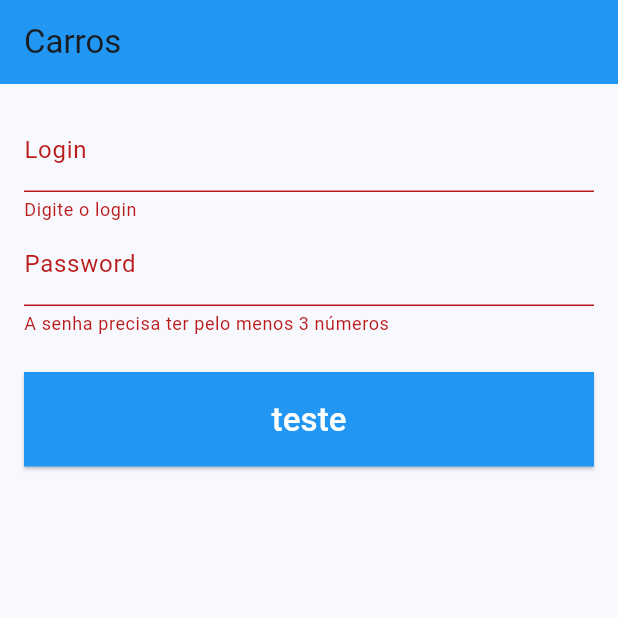
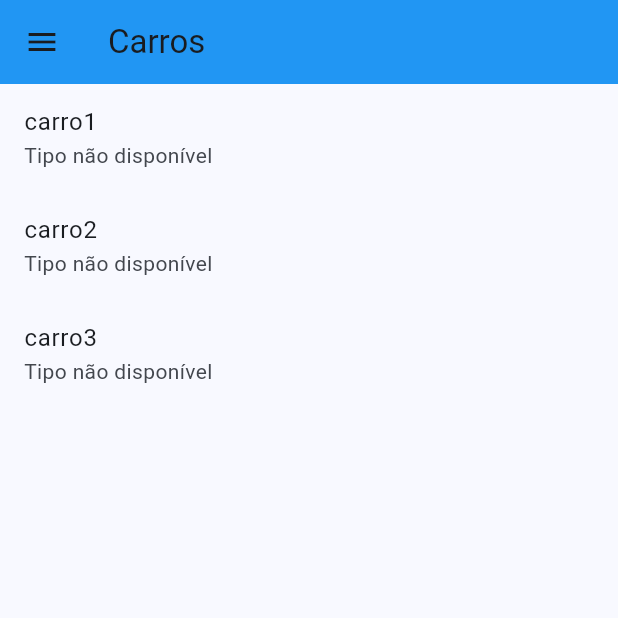
Before and after one commit to mtupich/carros_flutter, a Flutter app: the LoginPage screen opened directly, after a tap on "teste", on a phone screen of 412 x 824 dp, the top half of it. Run offline on Flutter 3.47's test engine with Material 3 defaults, Android fonts, the phone set to English and light mode, and no system bars; statements that could not run were skipped.

Commit message:
criando a listagem de carros

```diff
--- /dev/null
+++ b/lib/nav.dart
@@ -0,0 +1,15 @@
+import 'package:flutter/material.dart';
+
+Future push(BuildContext context, Widget page, bool replace) {
+  if (replace) {
+    return Navigator.pushReplacement(context,
+        MaterialPageRoute(builder: (BuildContext context) {
+      return page;
+    }));
+  } else {
+    return Navigator.push(context,
+        MaterialPageRoute(builder: (BuildContext context) {
+      return page;
+    }));
+  }
+}
--- /dev/null
+++ b/lib/pages/carro/carro.dart
@@ -0,0 +1,27 @@
+class Carro {
+  int? id;
+  String? tipo;
+  String? nome;
+  String? desc;
+  String? urlFoto;
+
+  Carro({this.id, this.tipo, this.nome, this.desc, this.urlFoto});
+
+  Carro.fromJson(Map<String, dynamic> json) {
+    id = json['id'];
+    tipo = json['tipo'];
+    nome = json['nome'];
+    desc = json['desc'];
+    urlFoto = json['urlFoto'];
+  }
+
+  Map<String, dynamic> toJson() {
+    final Map<String, dynamic> data = new Map<String, dynamic>();
+    data['id'] = this.id;
+    data['tipo'] = this.tipo;
+    data['nome'] = this.nome;
+    data['desc'] = this.desc;
+    data['urlFoto'] = this.urlFoto;
+    return data;
+  }
+}
--- /dev/null
+++ b/lib/pages/carro/carros_api.dart
@@ -0,0 +1,13 @@
+import 'package:carros_app_flutter/pages/carro/carro.dart';
+
+class CarrosApi {
+  static List<Carro> getCarros() {
+    final List<Carro> carros = [];
+
+    carros.add(Carro(nome: "carro1", urlFoto: "https://www.chevrolet.com.br/content/dam/chevrolet/mercosur/brazil/portuguese/index/cars/cars-subcontent/09-images/onix-hatch-showroom-1920x960.jpg?imwidth=960"));
+    carros.add(Carro(nome: "carro2", urlFoto: "https://www.chevrolet.com.br/content/dam/chevrolet/mercosur/brazil/portuguese/index/cars/cars-subcontent/09-images/onix-hatch-showroom-1920x960.jpg?imwidth=960"));
+    carros.add(Carro(nome: "carro3", urlFoto: "https://www.chevrolet.com.br/content/dam/chevrolet/mercosur/brazil/portuguese/index/cars/cars-subcontent/09-images/onix-hatch-showroom-1920x960.jpg?imwidth=960"));
+
+    return carros;
+  }
+}
--- /dev/null
+++ b/lib/pages/home_page.dart
@@ -0,0 +1,68 @@
+// import 'package:carros_app_flutter/drawer_list.dart';
+// import 'package:carros_app_flutter/pages/carro/carro.dart';
+// import 'package:carros_app_flutter/pages/carro/carros_api.dart';
+// import 'package:flutter/material.dart';
+
+// class HomePage extends StatelessWidget {
+//   const HomePage({super.key});
+
+//   @override
+//   Widget build(BuildContext context) {
+//     return Scaffold(
+//       appBar: AppBar(
+//         backgroundColor: Colors.blue,
+//         title: Text("Carros"),
+//       ),
+//       body: _body(),
+//       drawer: DrawerList(),
+//     );
+//   }
+
+//   _body() {
+
+//     List<Carro> carros = CarrosApi.getCarros();
+
+//     return ListView.builder(
+//       itemBuilder: (context, index),
+//       itemCount: carros.lenght,
+//       );
+//   }
+// }
+
+
+import 'package:carros_app_flutter/drawer_list.dart';
+import 'package:carros_app_flutter/pages/carro/carro.dart';
+import 'package:carros_app_flutter/pages/carro/carros_api.dart';
+import 'package:flutter/material.dart';
+
+class HomePage extends StatelessWidget {
+  const HomePage({super.key});
+
+  @override
+  Widget build(BuildContext context) {
+    return Scaffold(
+      appBar: AppBar(
+        backgroundColor: Colors.blue,
+        title: Text("Carros"),
+      ),
+      body: _body(),
+      drawer: DrawerList(),
+    );
+  }
+
+  _body() {
+    List<Carro> carros = CarrosApi.getCarros();
+
+    return ListView.builder(
+      itemCount: carros.length,  // Corrigido de 'lenght' para 'length'
+      itemBuilder: (context, index) {  // Corrigido o parâmetro itemBuilder
+        Carro carro = carros[index];
+        return ListTile(
+          title: Text(carro.nome ?? 'Nome não disponível'),
+          subtitle: Text(carro.tipo ?? 'Tipo não disponível'),
+          // Adicione outros widgets ou detalhes que deseja exibir
+        );
+      },
+    );
+  }
+}
--- a/lib/pages/login_page.dart
+++ b/lib/pages/login/login_page.dart
@@ -1,3 +1,5 @@
+import 'package:carros_app_flutter/nav.dart';
+import 'package:carros_app_flutter/pages/home_page.dart';
 import 'package:carros_app_flutter/widgets/app_button.dart';
 import 'package:carros_app_flutter/widgets/app_text.dart';
 import 'package:flutter/material.dart';
@@ -99,7 +101,8 @@ class _LoginPageState extends State<LoginPage> {
     String login = _controllerLogin.text;
     String password = _controllerPassword.text;
 
-    print("Login: $login, password: $password");
+    push(context, HomePage(), true);
+    // print("Login: $login, password: $password");
   }
 
   String? _validateField(String? value, {required bool isLogin}) {
--- a/lib/widgets/app_text.dart
+++ b/lib/widgets/app_text.dart
@@ -30,7 +30,10 @@ class AppText extends StatelessWidget {
       decoration: InputDecoration(
         labelText: labelText,
         hintText: hintText,
-        border: UnderlineInputBorder(),
+        // border: UnderlineInputBorder(),
+        border: OutlineInputBorder(
+          borderRadius: BorderRadius.circular(16),
+        ),
       ),
     );
   }
--- a/pubspec.yaml
+++ b/pubspec.yaml
@@ -31,10 +31,12 @@ dependencies:
   flutter:
     sdk: flutter
 
+  http: ^1.2.1
 
   # The following adds the Cupertino Icons font to your application.
   # Use with the CupertinoIcons class for iOS style icons.
   cupertino_icons: ^1.0.6
+
 
 dev_dependencies:
   flutter_test:
```
Also changed, not shown: lib/drawer_list.dart (added, +56 -0 lines), lib/mockData.json (added, +142 -0 lines), lib/pages/login/login_api.dart (added), pubspec.lock.
